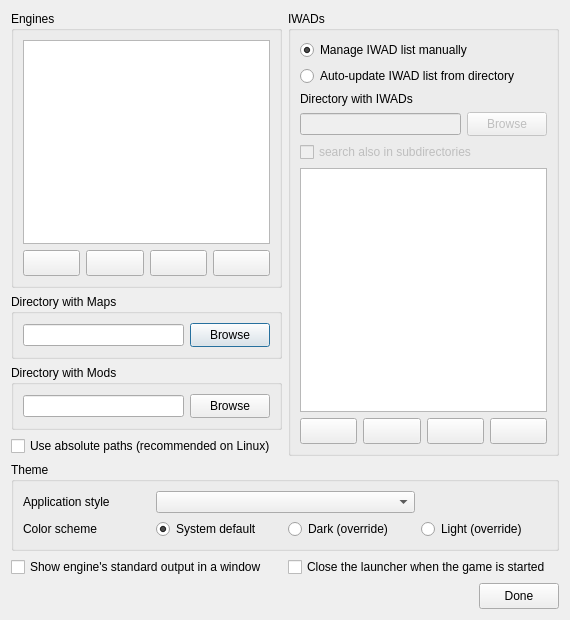
Old version of the form Forms/SetupDialog.ui in the repository Youda008/DoomRunner.
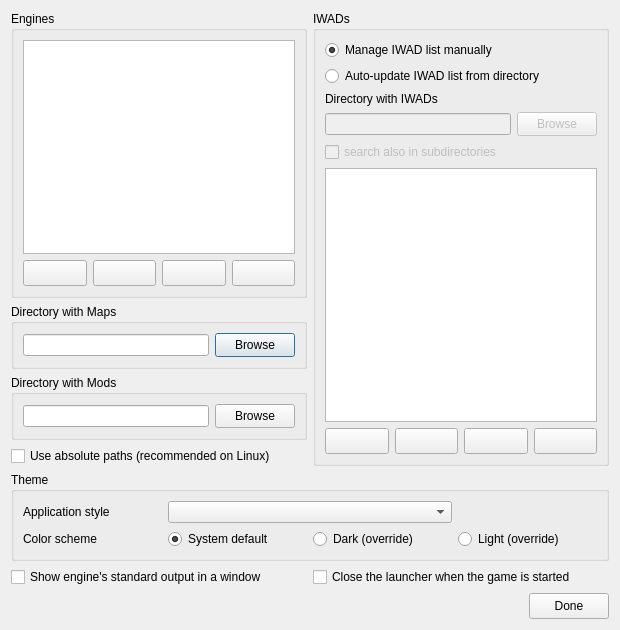
New version of the form. Icons and pictures are not drawn. Custom widgets are drawn as their Qt base class.

Commit message: slightly increased the default size of the SetupDialog

What changed in the file:
```diff
--- a/Forms/SetupDialog.ui
+++ b/Forms/SetupDialog.ui
@@ -9,8 +9,8 @@
    <rect>
     <x>0</x>
     <y>0</y>
-    <width>570</width>
-    <height>620</height>
+    <width>620</width>
+    <height>630</height>
    </rect>
   </property>
   <property name="windowTitle">
```
